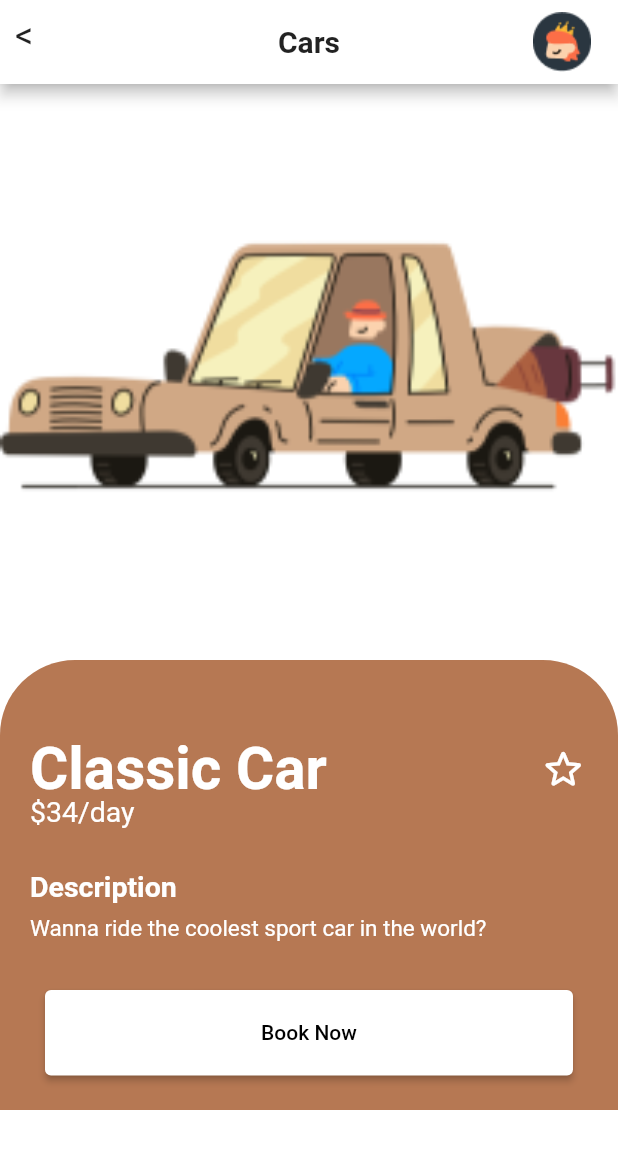
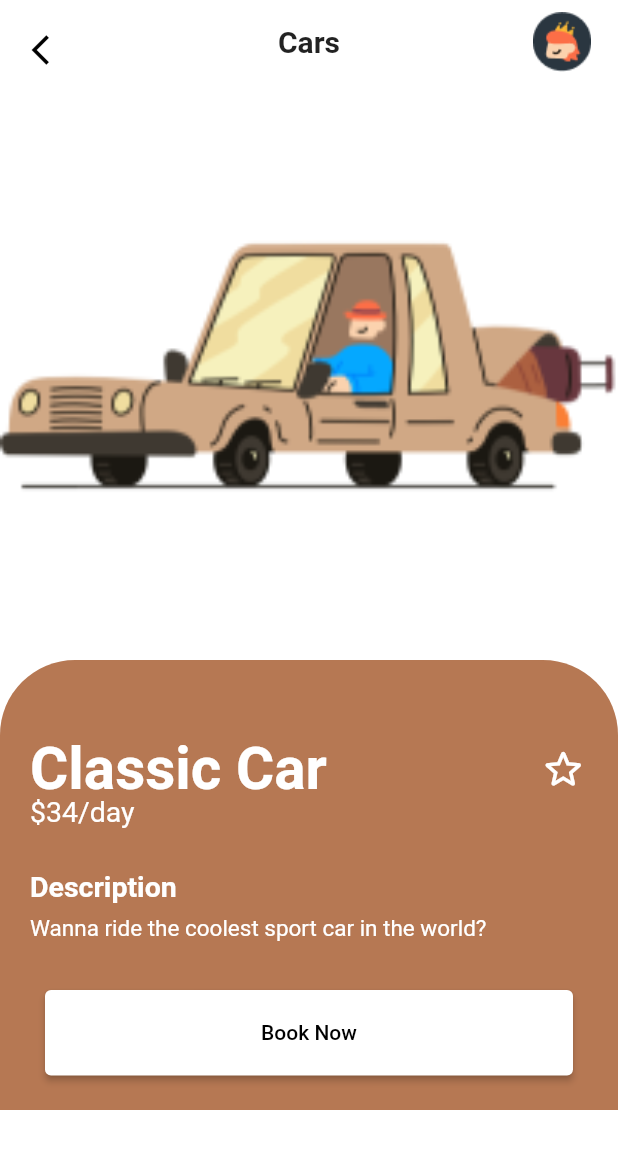
Before and after one commit to muhammaddwikih/latihan, a Flutter app: the carView screen opened by its route, after a tap on "Classic Car", on a phone screen of 412 x 824 dp. Shown: the top 1149 px of the screen. Run offline on Flutter 3.47's test engine with Material 2 defaults, Android fonts, the phone set to English and light mode, and no system bars; our stand-ins replace auto_size_text, flutter_riverpod; Roboto replaces fonts that are missing (Poppins).

Commit message:
Day 2 perbaikan

```diff
--- a/lib/carView/car_view.dart
+++ b/lib/carView/car_view.dart
@@ -35,10 +35,11 @@ class carView extends StatelessWidget {
         leading: InkWell(
           child: Container(
             margin: EdgeInsets.only(left: 10, top: 10),
-            child: Text(
-              "<",
-              style: TextStyle(fontSize: 24),
-            ),
+            child:Icon(Icons.arrow_back_ios),
+            // Text(
+            //   "<",
+            //   style: TextStyle(fontSize: 24),
+            // ),
           ),
           onTap: () {
             Navigator.pop(context);
--- a/lib/cardetail/cardetail.dart
+++ b/lib/cardetail/cardetail.dart
@@ -17,6 +17,7 @@ class CarDetail extends StatelessWidget {
           style: TextStyle(fontWeight: FontWeight.bold),
         ),
         centerTitle: true,
+        shadowColor: Colors.transparent,
         actions: [
           Container(
             child: Image.asset('images/Avatar.png'),
@@ -26,10 +27,11 @@ class CarDetail extends StatelessWidget {
         leading: InkWell(
           child: Container(
             margin: EdgeInsets.only(left: 10, top: 10),
-            child: Text(
-              "<",
-              style: TextStyle(fontSize: 24),
-            ),
+            child: Icon(Icons.arrow_back_ios)
+            // Text(
+            //   "<",
+            //   style: TextStyle(fontSize: 24),
+            // ),
           ),
           onTap: () {
             Navigator.pop(context);
```
Also changed, not shown: 1 other file.
